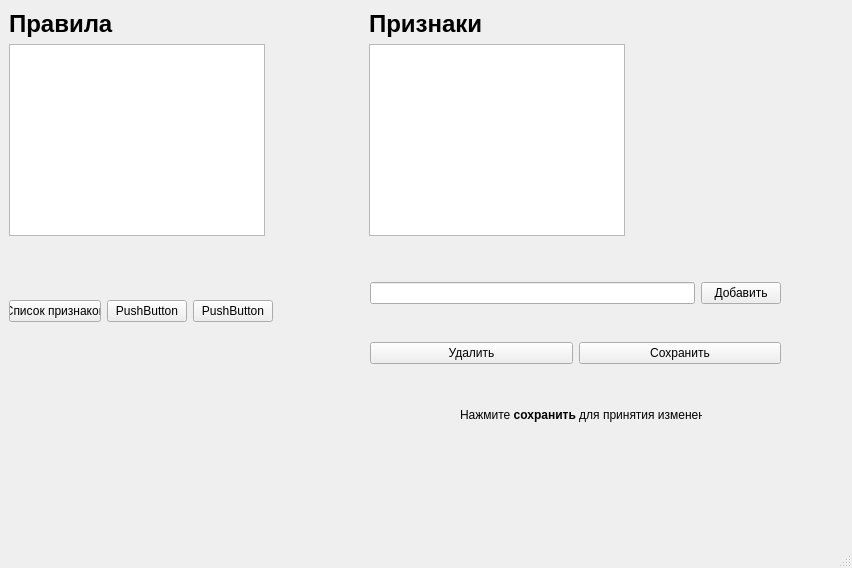
Old version of the form II_lab_2/mainwindow.ui in the repository HereCouldBeName/II.
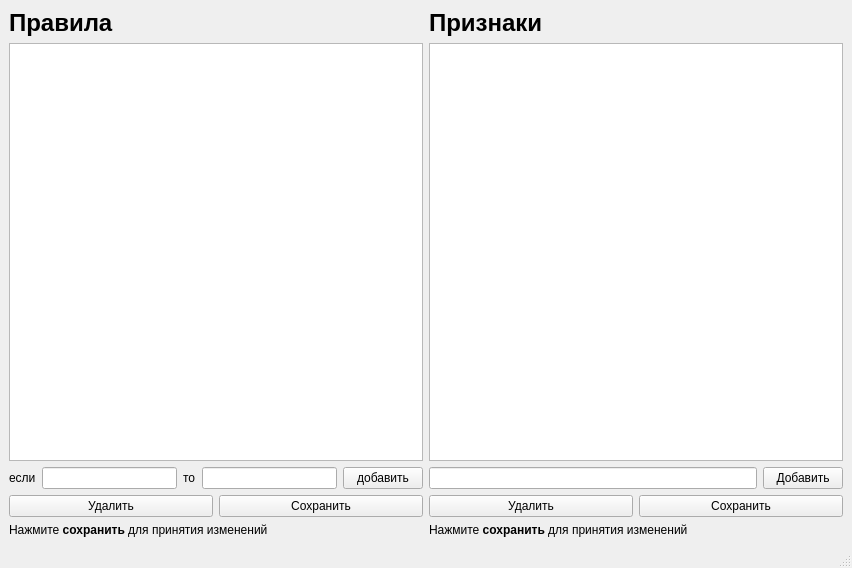
New version of the form.

The edit to the form file:
```diff
--- a/II_lab_2/mainwindow.ui
+++ b/II_lab_2/mainwindow.ui
@@ -14,25 +14,11 @@
    <string>MainWindow</string>
   </property>
   <widget class="QWidget" name="centralwidget">
-   <widget class="QTableView" name="table">
-    <property name="geometry">
-     <rect>
-      <x>9</x>
-      <y>44</y>
-      <width>256</width>
-      <height>192</height>
-     </rect>
-    </property>
-   </widget>
+   <layout class="QGridLayout" name="gridLayout_2">
+    <item row="0" column="0">
+     <layout class="QGridLayout" name="gridLayout">
+      <item row="0" column="0">
    <widget class="QLabel" name="label">
-    <property name="geometry">
-     <rect>
-      <x>9</x>
-      <y>9</y>
-      <width>108</width>
-      <height>29</height>
-     </rect>
-    </property>
     <property name="font">
      <font>
       <pointsize>18</pointsize>
@@ -46,15 +32,9 @@
      <string>Правила</string>
     </property>
    </widget>
+      </item>
+      <item row="0" column="1">
    <widget class="QLabel" name="label_2">
-    <property name="geometry">
-     <rect>
-      <x>369</x>
-      <y>9</y>
-      <width>122</width>
-      <height>29</height>
-     </rect>
-    </property>
     <property name="font">
      <font>
       <pointsize>18</pointsize>
@@ -66,71 +46,45 @@
      <string>Признаки</string>
     </property>
    </widget>
-   <widget class="QListWidget" name="attr">
-    <property name="geometry">
-     <rect>
-      <x>369</x>
-      <y>44</y>
-      <width>256</width>
-      <height>192</height>
-     </rect>
-    </property>
-   </widget>
-   <widget class="QLabel" name="label_3">
-    <property name="geometry">
-     <rect>
-      <x>460</x>
-      <y>400</y>
-      <width>242</width>
-      <height>31</height>
-     </rect>
-    </property>
-    <property name="text">
-     <string>&lt;html&gt;&lt;head/&gt;&lt;body&gt;&lt;p&gt;Нажмите &lt;span style=&quot; font-size:9pt; font-weight:600;&quot;&gt;сохранить&lt;/span&gt; для принятия изменений&lt;/p&gt;&lt;/body&gt;&lt;/html&gt;</string>
-    </property>
-   </widget>
-   <widget class="QWidget" name="">
-    <property name="geometry">
-     <rect>
-      <x>9</x>
-      <y>299</y>
-      <width>264</width>
-      <height>25</height>
-     </rect>
-    </property>
-    <layout class="QHBoxLayout" name="horizontalLayout">
+      </item>
+      <item row="1" column="0">
+       <widget class="QTableView" name="table"/>
+      </item>
+      <item row="1" column="1">
+       <widget class="QListWidget" name="attr"/>
+      </item>
+      <item row="2" column="0">
+       <layout class="QHBoxLayout" name="horizontalLayout_4">
      <item>
-      <widget class="QPushButton" name="pushButton">
+         <widget class="QLabel" name="label_4">
        <property name="text">
-        <string>Список признаков</string>
+           <string>если</string>
        </property>
       </widget>
      </item>
      <item>
-      <widget class="QPushButton" name="pushButton_3">
+         <widget class="QLineEdit" name="ifLine"/>
+        </item>
+        <item>
+         <widget class="QLabel" name="label_5">
        <property name="text">
-        <string>PushButton</string>
+           <string>то</string>
        </property>
       </widget>
      </item>
      <item>
-      <widget class="QPushButton" name="pushButton_2">
+         <widget class="QLineEdit" name="elseLine"/>
+        </item>
+        <item>
+         <widget class="QPushButton" name="pushButton_7">
        <property name="text">
-        <string>PushButton</string>
+           <string>добавить</string>
        </property>
       </widget>
      </item>
     </layout>
-   </widget>
-   <widget class="QWidget" name="">
-    <property name="geometry">
-     <rect>
-      <x>370</x>
-      <y>250</y>
-      <width>411</width>
-      <height>147</height>
-     </rect>
-    </property>
+      </item>
+      <item row="2" column="1" rowspan="2">
     <layout class="QVBoxLayout" name="verticalLayout">
      <item>
       <layout class="QHBoxLayout" name="horizontalLayout_2">
@@ -165,7 +119,42 @@
       </layout>
      </item>
     </layout>
-   </widget>
+      </item>
+      <item row="3" column="0">
+       <layout class="QHBoxLayout" name="horizontalLayout">
+        <item>
+         <widget class="QPushButton" name="pushButton">
+          <property name="text">
+           <string>Удалить</string>
+          </property>
+         </widget>
+        </item>
+        <item>
+         <widget class="QPushButton" name="pushButton_3">
+          <property name="text">
+           <string>Сохранить</string>
+          </property>
+         </widget>
+        </item>
+       </layout>
+      </item>
+      <item row="4" column="1">
+       <widget class="QLabel" name="label_3">
+        <property name="text">
+         <string>&lt;html&gt;&lt;head/&gt;&lt;body&gt;&lt;p&gt;Нажмите &lt;span style=&quot; font-size:9pt; font-weight:600;&quot;&gt;сохранить&lt;/span&gt; для принятия изменений&lt;/p&gt;&lt;/body&gt;&lt;/html&gt;</string>
+        </property>
+       </widget>
+      </item>
+      <item row="4" column="0">
+       <widget class="QLabel" name="label_6">
+        <property name="text">
+         <string>&lt;html&gt;&lt;head/&gt;&lt;body&gt;&lt;p&gt;Нажмите &lt;span style=&quot; font-size:9pt; font-weight:600;&quot;&gt;сохранить&lt;/span&gt; для принятия изменений&lt;/p&gt;&lt;/body&gt;&lt;/html&gt;</string>
+        </property>
+       </widget>
+      </item>
+     </layout>
+    </item>
+   </layout>
   </widget>
   <widget class="QMenuBar" name="menubar">
    <property name="geometry">
```
Lines whose indentation alone changed are shown as unchanged.
